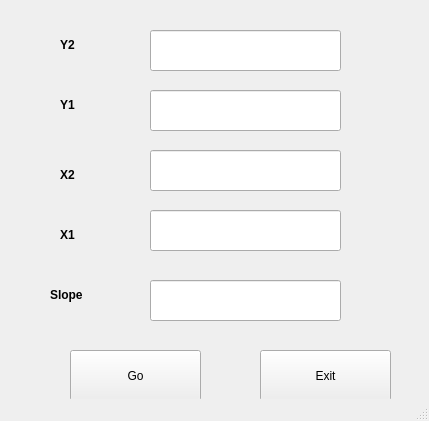
JordanLeich/Ultimate-Calculator, file uis/Ui_Base/slope1.ui: the form before one commit.
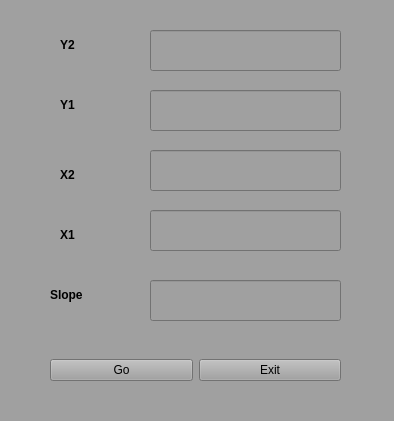
The form after the commit.

```diff
--- a/uis/Ui_Base/slope1.ui
+++ b/uis/Ui_Base/slope1.ui
@@ -6,12 +6,15 @@
    <rect>
     <x>0</x>
     <y>0</y>
-    <width>429</width>
+    <width>394</width>
     <height>421</height>
    </rect>
   </property>
   <property name="windowTitle">
-   <string>MainWindow</string>
+   <string>Slope Calculator</string>
+  </property>
+  <property name="styleSheet">
+   <string notr="true">background-color: rgb(160, 160, 160);</string>
   </property>
   <widget class="QWidget" name="centralwidget">
    <widget class="QLineEdit" name="line_1">
@@ -64,32 +67,6 @@
      </rect>
     </property>
    </widget>
-   <widget class="QPushButton" name="go_btn">
-    <property name="geometry">
-     <rect>
-      <x>70</x>
-      <y>350</y>
-      <width>131</width>
-      <height>51</height>
-     </rect>
-    </property>
-    <property name="text">
-     <string>Go</string>
-    </property>
-   </widget>
-   <widget class="QPushButton" name="exit_btn">
-    <property name="geometry">
-     <rect>
-      <x>260</x>
-      <y>350</y>
-      <width>131</width>
-      <height>51</height>
-     </rect>
-    </property>
-    <property name="text">
-     <string>Exit</string>
-    </property>
-   </widget>
    <widget class="QLabel" name="label">
     <property name="geometry">
      <rect>
@@ -155,6 +132,32 @@
      <string>&lt;html&gt;&lt;head/&gt;&lt;body&gt;&lt;p&gt;&lt;span style=&quot; font-weight:600;&quot;&gt;Slope&lt;/span&gt;&lt;/p&gt;&lt;/body&gt;&lt;/html&gt;</string>
     </property>
    </widget>
+   <widget class="QWidget" name="">
+    <property name="geometry">
+     <rect>
+      <x>50</x>
+      <y>340</y>
+      <width>291</width>
+      <height>61</height>
+     </rect>
+    </property>
+    <layout class="QHBoxLayout" name="horizontalLayout">
+     <item>
+      <widget class="QPushButton" name="go_btn">
+       <property name="text">
+        <string>Go</string>
+       </property>
+      </widget>
+     </item>
+     <item>
+      <widget class="QPushButton" name="exit_btn">
+       <property name="text">
+        <string>Exit</string>
+       </property>
+      </widget>
+     </item>
+    </layout>
+   </widget>
   </widget>
   <widget class="QStatusBar" name="statusbar"/>
  </widget>
```
